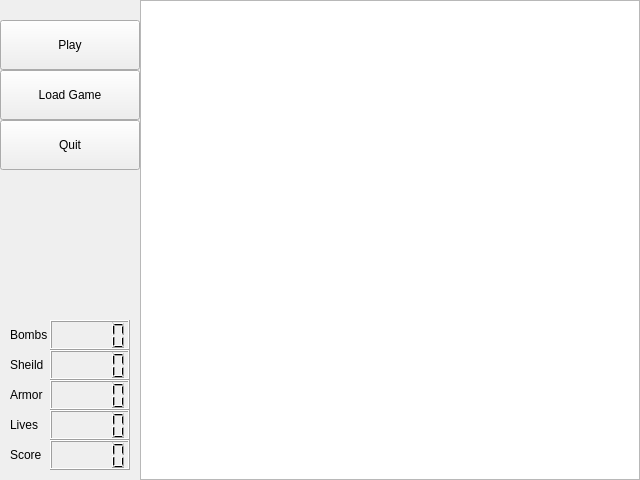
Old version of the form 3get33/3get33/MainUI/mainwindow.ui in the repository Egepi/3get33.
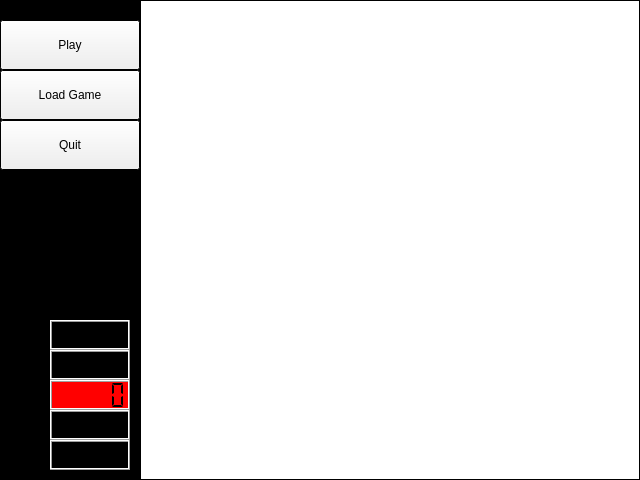
New version of the form.

The edit to the form file:
```diff
--- a/3get33/3get33/MainUI/mainwindow.ui
+++ b/3get33/3get33/MainUI/mainwindow.ui
@@ -10,6 +10,70 @@
     <height>480</height>
    </rect>
   </property>
+  <property name="palette">
+   <palette>
+    <active>
+     <colorrole role="Base">
+      <brush brushstyle="SolidPattern">
+       <color alpha="255">
+        <red>255</red>
+        <green>255</green>
+        <blue>255</blue>
+       </color>
+      </brush>
+     </colorrole>
+     <colorrole role="Window">
+      <brush brushstyle="SolidPattern">
+       <color alpha="255">
+        <red>0</red>
+        <green>0</green>
+        <blue>0</blue>
+       </color>
+      </brush>
+     </colorrole>
+    </active>
+    <inactive>
+     <colorrole role="Base">
+      <brush brushstyle="SolidPattern">
+       <color alpha="255">
+        <red>255</red>
+        <green>255</green>
+        <blue>255</blue>
+       </color>
+      </brush>
+     </colorrole>
+     <colorrole role="Window">
+      <brush brushstyle="SolidPattern">
+       <color alpha="255">
+        <red>0</red>
+        <green>0</green>
+        <blue>0</blue>
+       </color>
+      </brush>
+     </colorrole>
+    </inactive>
+    <disabled>
+     <colorrole role="Base">
+      <brush brushstyle="SolidPattern">
+       <color alpha="255">
+        <red>0</red>
+        <green>0</green>
+        <blue>0</blue>
+       </color>
+      </brush>
+     </colorrole>
+     <colorrole role="Window">
+      <brush brushstyle="SolidPattern">
+       <color alpha="255">
+        <red>0</red>
+        <green>0</green>
+        <blue>0</blue>
+       </color>
+      </brush>
+     </colorrole>
+    </disabled>
+   </palette>
+  </property>
   <property name="windowTitle">
    <string>Super Shooters</string>
   </property>
@@ -84,6 +148,9 @@
     <property name="numDigits">
      <number>5</number>
     </property>
+    <property name="segmentStyle">
+     <enum>QLCDNumber::Flat</enum>
+    </property>
     <property name="value" stdset="0">
      <double>0.000000000000000</double>
     </property>
@@ -135,6 +202,9 @@
     <property name="numDigits">
      <number>5</number>
     </property>
+    <property name="segmentStyle">
+     <enum>QLCDNumber::Flat</enum>
+    </property>
     <property name="value" stdset="0">
      <double>0.000000000000000</double>
     </property>
@@ -199,6 +269,9 @@
     <property name="numDigits">
      <number>5</number>
     </property>
+    <property name="segmentStyle">
+     <enum>QLCDNumber::Flat</enum>
+    </property>
     <property name="value" stdset="0">
      <double>0.000000000000000</double>
     </property>
@@ -224,6 +297,9 @@
     <property name="numDigits">
      <number>5</number>
     </property>
+    <property name="segmentStyle">
+     <enum>QLCDNumber::Flat</enum>
+    </property>
     <property name="value" stdset="0">
      <double>0.000000000000000</double>
     </property>
@@ -240,6 +316,73 @@
       <height>30</height>
      </rect>
     </property>
+    <property name="palette">
+     <palette>
+      <active>
+       <colorrole role="Base">
+        <brush brushstyle="SolidPattern">
+         <color alpha="255">
+          <red>255</red>
+          <green>255</green>
+          <blue>255</blue>
+         </color>
+        </brush>
+       </colorrole>
+       <colorrole role="Window">
+        <brush brushstyle="SolidPattern">
+         <color alpha="255">
+          <red>255</red>
+          <green>0</green>
+          <blue>0</blue>
+         </color>
+        </brush>
+       </colorrole>
+      </active>
+      <inactive>
+       <colorrole role="Base">
+        <brush brushstyle="SolidPattern">
+         <color alpha="255">
+          <red>255</red>
+          <green>255</green>
+          <blue>255</blue>
+         </color>
+        </brush>
+       </colorrole>
+       <colorrole role="Window">
+        <brush brushstyle="SolidPattern">
+         <color alpha="255">
+          <red>255</red>
+          <green>0</green>
+          <blue>0</blue>
+         </color>
+        </brush>
+       </colorrole>
+      </inactive>
+      <disabled>
+       <colorrole role="Base">
+        <brush brushstyle="SolidPattern">
+         <color alpha="255">
+          <red>255</red>
+          <green>0</green>
+          <blue>0</blue>
+         </color>
+        </brush>
+       </colorrole>
+       <colorrole role="Window">
+        <brush brushstyle="SolidPattern">
+         <color alpha="255">
+          <red>255</red>
+          <green>0</green>
+          <blue>0</blue>
+         </color>
+        </brush>
+       </colorrole>
+      </disabled>
+     </palette>
+    </property>
+    <property name="autoFillBackground">
+     <bool>true</bool>
+    </property>
     <property name="frameShape">
      <enum>QFrame::Box</enum>
     </property>
@@ -249,6 +392,9 @@
     <property name="numDigits">
      <number>5</number>
     </property>
+    <property name="segmentStyle">
+     <enum>QLCDNumber::Flat</enum>
+    </property>
     <property name="value" stdset="0">
      <double>0.000000000000000</double>
     </property>
```
